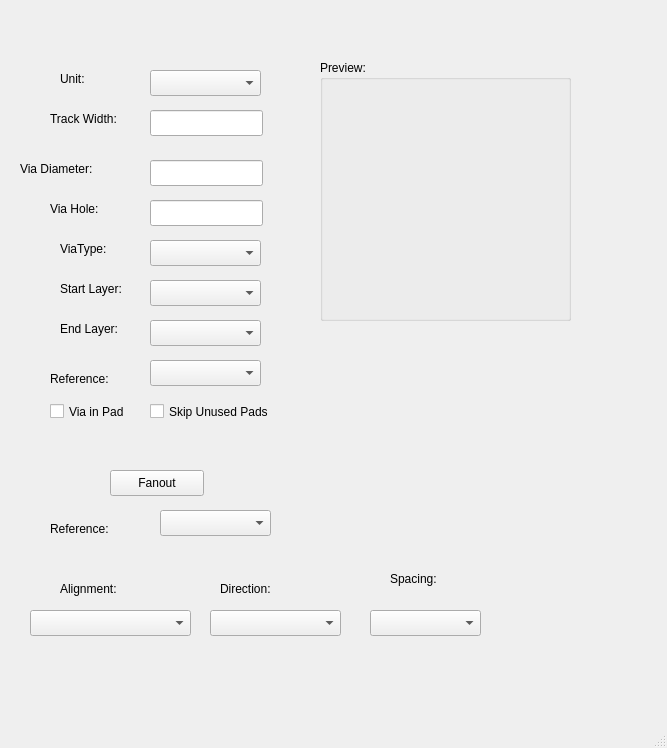
First picture: the form in gui.ui, repository thanhduongvs/kicad-fanout-tool, before the edit.
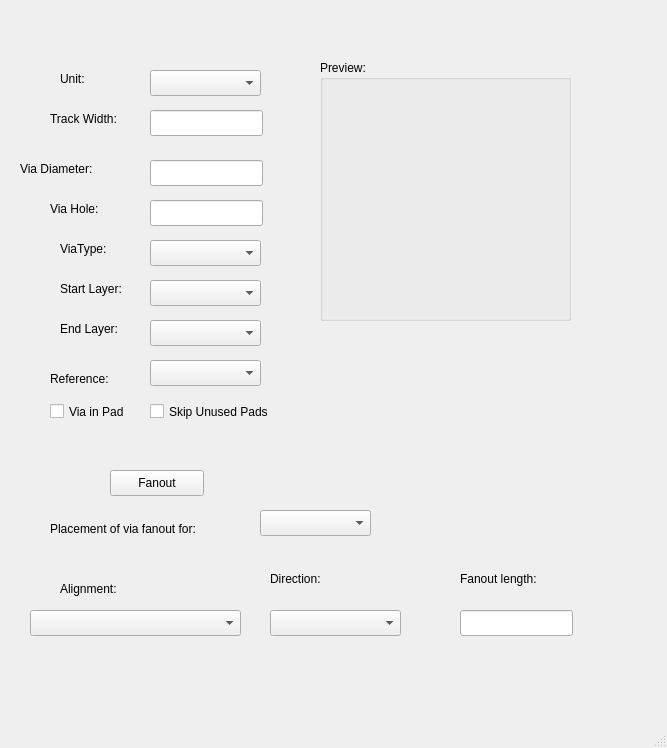
Second picture: the form after the edit.

```diff
--- a/gui.ui
+++ b/gui.ui
@@ -253,7 +253,7 @@
    <widget class="QComboBox" name="comboPackage">
     <property name="geometry">
      <rect>
-      <x>160</x>
+      <x>260</x>
       <y>510</y>
       <width>111</width>
       <height>26</height>
@@ -265,12 +265,12 @@
      <rect>
       <x>50</x>
       <y>520</y>
-      <width>81</width>
+      <width>201</width>
       <height>18</height>
      </rect>
     </property>
     <property name="text">
-     <string>Reference:</string>
+     <string>Placement of via fanout for:</string>
     </property>
    </widget>
    <widget class="QLabel" name="labelAlignment">
@@ -291,7 +291,7 @@
      <rect>
       <x>30</x>
       <y>610</y>
-      <width>161</width>
+      <width>211</width>
       <height>26</height>
      </rect>
     </property>
@@ -299,8 +299,8 @@
    <widget class="QLabel" name="labelDirection">
     <property name="geometry">
      <rect>
-      <x>220</x>
-      <y>580</y>
+      <x>270</x>
+      <y>570</y>
       <width>81</width>
       <height>18</height>
      </rect>
@@ -312,34 +312,34 @@
    <widget class="QComboBox" name="comboDirection">
     <property name="geometry">
      <rect>
-      <x>210</x>
+      <x>270</x>
       <y>610</y>
       <width>131</width>
       <height>26</height>
      </rect>
     </property>
    </widget>
-   <widget class="QComboBox" name="comboSpacing">
-    <property name="geometry">
-     <rect>
-      <x>370</x>
-      <y>610</y>
-      <width>111</width>
-      <height>26</height>
-     </rect>
-    </property>
-   </widget>
    <widget class="QLabel" name="labelSpacing">
     <property name="geometry">
      <rect>
-      <x>390</x>
+      <x>460</x>
       <y>570</y>
-      <width>81</width>
+      <width>111</width>
       <height>18</height>
      </rect>
     </property>
     <property name="text">
-     <string>Spacing:</string>
+     <string>Fanout length:</string>
+    </property>
+   </widget>
+   <widget class="QLineEdit" name="textLength">
+    <property name="geometry">
+     <rect>
+      <x>460</x>
+      <y>610</y>
+      <width>113</width>
+      <height>26</height>
+     </rect>
     </property>
    </widget>
   </widget>
```
